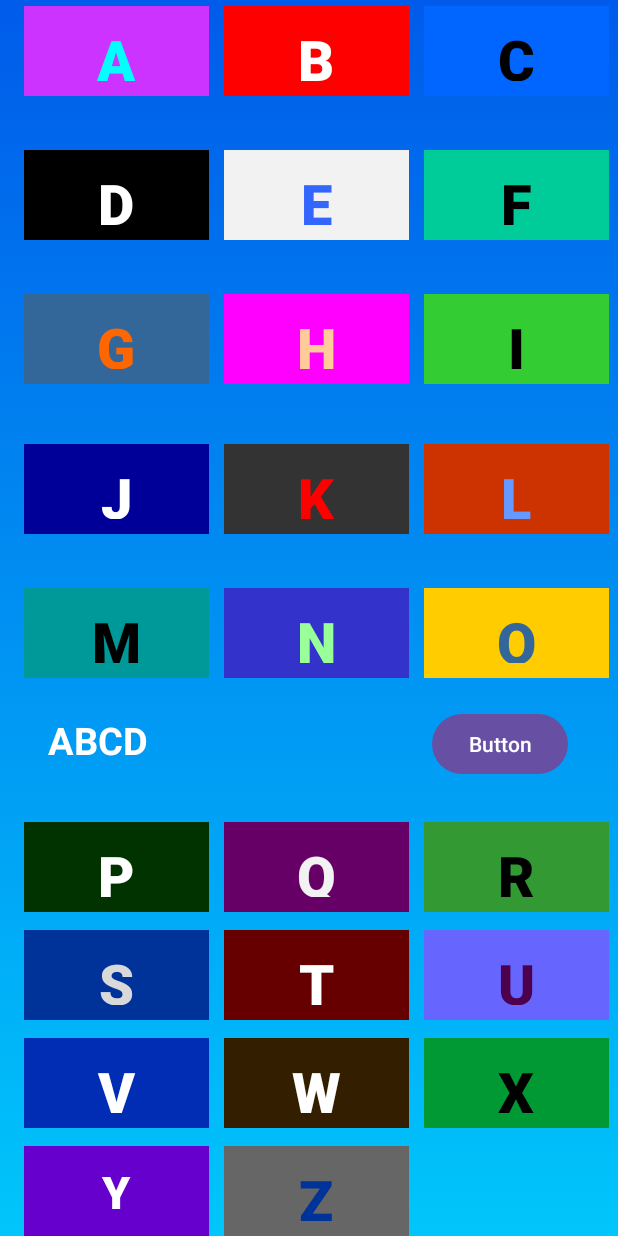
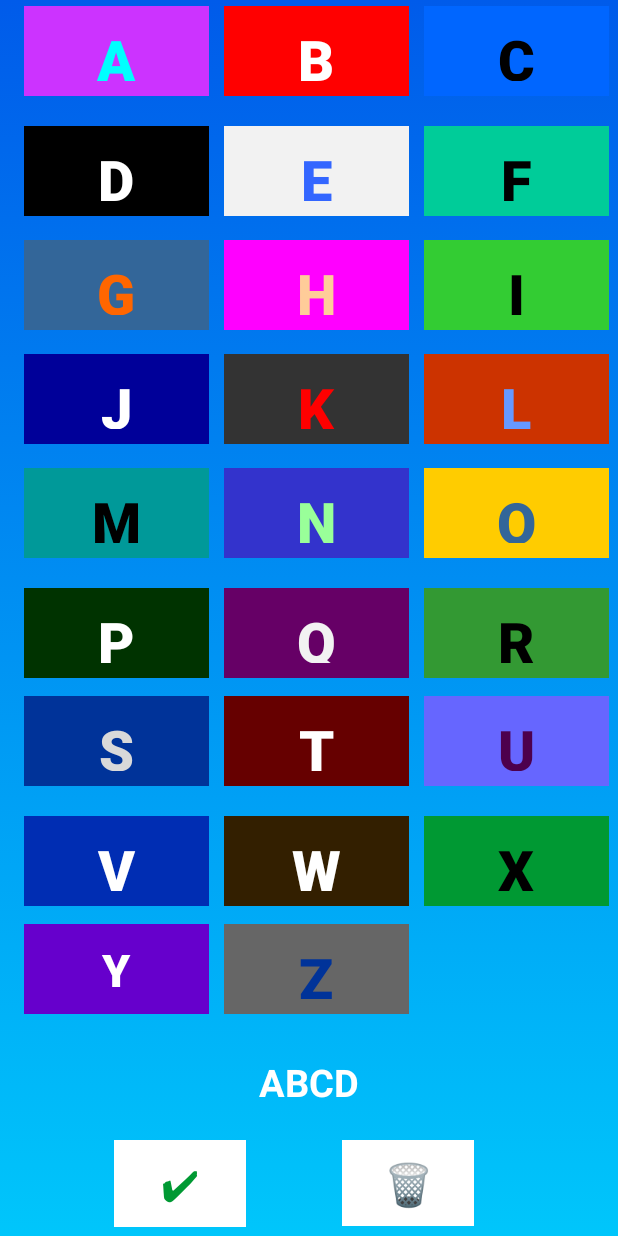
Before and after one commit to SergioR-Ccp/Dialogar, an Android app: the screen it shows after launch (MainActivity), after a tap on an icon or button, on a phone screen of 412 x 824 dp. Run offline under Robolectric (Android 15) with nearby library versions, the phone set to English and light mode, and no system bars; 3 other taps on this screen came first.

Commit message:
Projeto parte 1

```diff
--- a/app/src/main/java/com/example/dialogar/MainActivity.java
+++ b/app/src/main/java/com/example/dialogar/MainActivity.java
@@ -38,83 +38,57 @@ public class MainActivity extends AppCompatActivity {
         // Encontrando saída de texto
         saida = findViewById(R.id.textViewl);
 
-        int[] buttonIds = {R.id.buttonA, R.id.buttonB, R.id.buttonC, R.id.buttonD};
+        Button btnTrash = findViewById(R.id.trash);
+        Button btnCheck = findViewById(R.id.conf);
+
+        //Criando Array De Botões e associando Ids
+        int[] buttonIds = {R.id.buttonA, R.id.buttonB, R.id.buttonC, R.id.buttonD, R.id.buttonE,
+                R.id.buttonF, R.id.buttonG, R.id.buttonH, R.id.buttonI, R.id.buttonJ, R.id.buttonK,
+                R.id.buttonL, R.id.buttonM, R.id.buttonN, R.id.buttonO, R.id.buttonP, R.id.buttonQ
+                , R.id.buttonR, R.id.buttonS, R.id.buttonT, R.id.buttonU, R.id.buttonV, R.id.buttonW
+                , R.id.buttonX, R.id.buttonY, R.id.buttonZ};
+
         Button[] buttons = new Button[buttonIds.length];
 
-        // Encontrando botão de confirmação
-        // Button btnCheck = findViewById(R.id.check);
 
-        // Encontrando botãos
-        Button btnA = findViewById(R.id.buttonA);
-        Button btnB = findViewById(R.id.buttonB);
-        Button btnC = findViewById(R.id.buttonC);
-        Button btnD = findViewById(R.id.buttonD);
-        Button btnE = findViewById(R.id.buttonE);
-        Button btnF = findViewById(R.id.buttonF);
-        Button btnG = findViewById(R.id.buttonG);
-        Button btnH = findViewById(R.id.buttonH);
-        Button btnI = findViewById(R.id.buttonI);
-        Button btnJ = findViewById(R.id.buttonJ);
-        Button btnK = findViewById(R.id.buttonK);
-        Button btnL = findViewById(R.id.buttonL);
-        Button btnM = findViewById(R.id.buttonM);
-        Button btnN = findViewById(R.id.buttonN);
-        Button btnO = findViewById(R.id.buttonO);
-        Button btnP = findViewById(R.id.buttonP);
-        Button btnQ = findViewById(R.id.buttonQ);
-        Button btnR = findViewById(R.id.buttonR);
-        Button btnS = findViewById(R.id.buttonS);
-        Button btnT = findViewById(R.id.buttonT);
-        Button btnU = findViewById(R.id.buttonU);
-        Button btnV = findViewById(R.id.buttonV);
-        Button btnW = findViewById(R.id.buttonW);
-        Button btnX = findViewById(R.id.buttonX);
-        Button btnY = findViewById(R.id.buttonY);
-        Button btnZ = findViewById(R.id.buttonZ);
-
-
-        // Implementação do clique btnA
-        btnA.setOnClickListener(new View.OnClickListener() {
+        // Definindo um único listener para todos os botões
+        View.OnClickListener buttonClickListener = new View.OnClickListener() {
             @Override
             public void onClick(View view) {
-                Log.i("btnA", "A");
-                Toast.makeText(MainActivity.this, "A", Toast.LENGTH_LONG).show();
-                cliques.add("A");
-                atualizarTextView();
+                Button clickedButton = (Button) view;
+                String buttonText = clickedButton.getText().toString();
+                Log.i("Button Clicked", buttonText);
+                cliques.add(buttonText);
+                atualizarTextView(); // Chama o método para atualizar a TextView
+            }
+        };
+
+        // Definindo o listener para o botão de confirmação (check)
+        btnCheck.setOnClickListener(new View.OnClickListener() {
+            @Override
+            public void onClick(View view) {
+                String textoCompleto = saida.getText().toString();
+                Log.i("btnCheck", "Texto completo: " + textoCompleto);
+                Toast.makeText(MainActivity.this, "Texto: " + textoCompleto, Toast.LENGTH_LONG).show();
             }
         });
 
-        // Implementação do clique do btnB
-        btnB.setOnClickListener(new View.OnClickListener() {
+        // Definindo o listener para o botão de apagar (trash)
+        btnTrash.setOnClickListener(new View.OnClickListener() {
             @Override
             public void onClick(View view) {
-                Log.i("btnB", "B");
-                Toast.makeText(MainActivity.this, "B", Toast.LENGTH_SHORT).show();
-                cliques.add("B");
-                atualizarTextView();
+                Log.i("btnTrash", "Apagar");
+                cliques.clear();  // Limpa a lista de cliques
+                atualizarTextView(); // Atualiza a TextView para refletir a lista vazia
             }
         });
 
-        btnC.setOnClickListener(new View.OnClickListener() {
-            @Override
-            public void onClick(View view) {
-                Log.i("btnC", "C");
-                Toast.makeText(MainActivity.this, "C", Toast.LENGTH_SHORT).show();
-                cliques.add("C");
-                atualizarTextView();
-            }
-        });
+        // Inicializando os botões e atribuindo o listener
+        for (int i = 0; i < buttonIds.length; i++) {
+            buttons[i] = findViewById(buttonIds[i]);
 
-        btnD.setOnClickListener(new View.OnClickListener() {
-            @Override
-            public void onClick(View view) {
-                Log.i("btnD", "D");
-                Toast.makeText(MainActivity.this, "D", Toast.LENGTH_SHORT).show();
-                cliques.add("D");
-                atualizarTextView();
-            }
-        });
-
+            buttons[i].setOnClickListener(buttonClickListener);
+        }
 
     }
 
--- a/app/src/main/res/layout/activity_main.xml
+++ b/app/src/main/res/layout/activity_main.xml
@@ -66,7 +66,7 @@
         android:id="@+id/buttonD"
         android:layout_width="0dp"
         android:layout_height="60dp"
-        android:layout_marginTop="100dp"
+        android:layout_marginTop="84dp"
         android:background="#000000"
         android:text="D"
         android:textAllCaps="false"
@@ -84,7 +84,7 @@
         android:id="@+id/buttonE"
         android:layout_width="0dp"
         android:layout_height="60dp"
-        android:layout_marginTop="100dp"
+        android:layout_marginTop="84dp"
         android:background="@drawable/custom_button"
         android:text="E"
         android:textAllCaps="false"
@@ -102,7 +102,7 @@
         android:id="@+id/buttonF"
         android:layout_width="0dp"
         android:layout_height="60dp"
-        android:layout_marginTop="100dp"
+        android:layout_marginTop="84dp"
         android:background="#00cc99"
         android:text="F"
         android:textAllCaps="false"
@@ -120,7 +120,7 @@
         android:id="@+id/buttonG"
         android:layout_width="0dp"
         android:layout_height="60dp"
-        android:layout_marginTop="196dp"
+        android:layout_marginTop="160dp"
         android:background="#336699"
         android:text="G"
         android:textAllCaps="false"
@@ -138,7 +138,7 @@
         android:id="@+id/buttonH"
         android:layout_width="0dp"
         android:layout_height="60dp"
-        android:layout_marginTop="196dp"
+        android:layout_marginTop="160dp"
         android:background="#ff00ff"
         android:text="H"
         android:textAllCaps="false"
@@ -156,7 +156,7 @@
         android:id="@+id/buttonI"
         android:layout_width="0dp"
         android:layout_height="60dp"
-        android:layout_marginTop="196dp"
+        android:layout_marginTop="160dp"
         android:background="#33cc33"
         android:text="I"
         android:textAllCaps="false"
@@ -174,7 +174,7 @@
         android:id="@+id/buttonJ"
         android:layout_width="0dp"
         android:layout_height="60dp"
-        android:layout_marginTop="296dp"
+        android:layout_marginTop="236dp"
         android:background="#000099"
         android:text="J"
         android:textAllCaps="false"
@@ -192,7 +192,7 @@
         android:id="@+id/buttonK"
         android:layout_width="0dp"
         android:layout_height="60dp"
-        android:layout_marginTop="296dp"
+        android:layout_marginTop="236dp"
         android:background="#333333"
         android:text="K"
         android:textAllCaps="false"
@@ -210,7 +210,7 @@
         android:id="@+id/buttonL"
         android:layout_width="0dp"
         android:layout_height="60dp"
-        android:layout_marginTop="296dp"
+        android:layout_marginTop="236dp"
         android:background="#cc3300"
         android:text="L"
         android:textAllCaps="false"
@@ -228,7 +228,7 @@
         android:id="@+id/buttonM"
         android:layout_width="0dp"
         android:layout_height="60dp"
-        android:layout_marginTop="392dp"
+        android:layout_marginTop="312dp"
         android:background="#009999"
         android:text="M"
         android:textAllCaps="false"
@@ -246,7 +246,7 @@
         android:id="@+id/buttonN"
         android:layout_width="0dp"
         android:layout_height="60dp"
-        android:layout_marginTop="392dp"
+        android:layout_marginTop="312dp"
         android:background="#3333cc"
         android:text="N"
         android:textAllCaps="false"
@@ -264,7 +264,7 @@
         android:id="@+id/buttonO"
         android:layout_width="0dp"
         android:layout_height="60dp"
-        android:layout_marginTop="392dp"
+        android:layout_marginTop="312dp"
         android:background="#ffcc00"
         android:text="O"
         android:textAllCaps="false"
@@ -282,7 +282,7 @@
         android:id="@+id/buttonP"
         android:layout_width="0dp"
         android:layout_height="60dp"
-        android:layout_marginTop="548dp"
+        android:layout_marginTop="392dp"
         android:background="#003300"
         android:text="P"
         android:textAllCaps="false"
@@ -300,7 +300,7 @@
         android:id="@+id/buttonQ"
         android:layout_width="0dp"
         android:layout_height="60dp"
-        android:layout_marginTop="548dp"
+        android:layout_marginTop="392dp"
         android:background="#660066"
         android:text="Q"
         android:textAllCaps="false"
@@ -318,7 +318,7 @@
         android:id="@+id/buttonR"
         android:layout_width="0dp"
         android:layout_height="60dp"
-        android:layout_marginTop="548dp"
+        android:layout_marginTop="392dp"
         android:background="#339933"
         android:text="R"
         android:textAllCaps="false"
@@ -336,7 +336,7 @@
         android:id="@+id/buttonS"
         android:layout_width="0dp"
         android:layout_height="60dp"
-        android:layout_marginTop="620dp"
+        android:layout_marginTop="464dp"
         android:background="#003399"
         android:text="S"
         android:textAllCaps="false"
@@ -354,7 +354,7 @@
         android:id="@+id/buttonT"
         android:layout_width="0dp"
         android:layout_height="60dp"
-        android:layout_marginTop="620dp"
+        android:layout_marginTop="464dp"
         android:background="#660000"
         android:text="T"
         android:textAllCaps="false"
@@ -372,7 +372,7 @@
         android:id="@+id/buttonU"
         android:layout_width="0dp"
         android:layout_height="60dp"
-        android:layout_marginTop="620dp"
+        android:layout_marginTop="464dp"
         android:background="#6666ff"
         android:text="U"
         android:textAllCaps="false"
@@ -390,7 +390,7 @@
         android:id="@+id/buttonV"
         android:layout_width="0dp"
         android:layout_height="60dp"
-        android:layout_marginTop="692dp"
+        android:layout_marginTop="544dp"
         android:background="#002db3"
         android:text="V"
         android:textAllCaps="false"
@@ -408,7 +408,7 @@
         android:id="@+id/buttonW"
         android:layout_width="0dp"
         android:layout_height="60dp"
-        android:layout_marginTop="692dp"
+        android:layout_marginTop="544dp"
         android:background="#331f00"
         android:text="W"
         android:textAllCaps="false"
@@ -426,7 +426,7 @@
         android:id="@+id/buttonX"
         android:layout_width="0dp"
         android:layout_height="60dp"
-        android:layout_marginTop="692dp"
+        android:layout_marginTop="544dp"
         android:background="#009933"
         android:text="X"
         android:textAllCaps="false"
@@ -444,7 +444,7 @@
         android:id="@+id/buttonY"
         android:layout_width="0dp"
         android:layout_height="60dp"
-        android:layout_marginTop="764dp"
+        android:layout_marginTop="616dp"
         android:background="#6600cc"
         android:text="Y"
         android:textAllCaps="false"
@@ -462,7 +462,7 @@
         android:id="@+id/buttonZ"
         android:layout_width="0dp"
         android:layout_height="60dp"
-        android:layout_marginTop="764dp"
+        android:layout_marginTop="616dp"
         android:background="#666666"
         android:text="Z"
         android:textAllCaps="false"
@@ -478,11 +478,12 @@
 
     <TextView
         android:id="@+id/textViewl"
-        android:layout_width="210dp"
-        android:layout_height="46dp"
-        android:layout_marginStart="32dp"
-        android:layout_marginTop="476dp"
+        android:layout_width="356dp"
+        android:layout_height="44dp"
+        android:layout_marginStart="28dp"
+        android:layout_marginTop="704dp"
         android:text="Palavra"
+        android:textAlignment="center"
         android:textColor="#ffff"
         android:textSize="25sp"
         android:textStyle="bold"
@@ -490,13 +491,29 @@
         app:layout_constraintTop_toTopOf="parent" />
 
     <Button
-        android:id="@+id/button"
+        android:id="@+id/conf"
         android:layout_width="wrap_content"
         android:layout_height="wrap_content"
-        android:layout_marginStart="288dp"
-        android:layout_marginTop="472dp"
-        android:text="Button"
-        android:textColor="#ffff"
+        android:layout_marginStart="76dp"
+        android:layout_marginTop="760dp"
+        android:background="#ffff"
+        android:text="&#x2714;"
+        android:textColor="#009933"
+        android:textSize="27sp"
+        app:backgroundTint="@null"
+        app:layout_constraintStart_toStartOf="parent"
+        app:layout_constraintTop_toTopOf="parent" />
+
+    <Button
+        android:id="@+id/trash"
+        android:layout_width="wrap_content"
+        android:layout_height="wrap_content"
+        android:layout_marginStart="228dp"
+        android:layout_marginTop="760dp"
+        android:background="#ffff"
+        android:text="&#x1F5D1;"
+        android:textSize="27sp"
+        app:backgroundTint="@null"
         app:layout_constraintStart_toStartOf="parent"
         app:layout_constraintTop_toTopOf="parent" />
 
```
